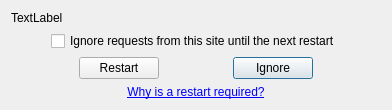
Old version of the form resources/browser_integration_user_switch_dialog.ui in the repository shotgunsoftware/tk-desktop.
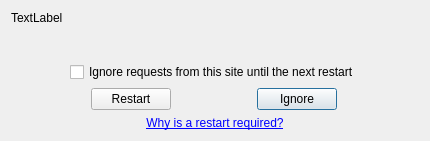
New version of the form.

Commit message: updated why restart is required URL

```diff
--- a/resources/browser_integration_user_switch_dialog.ui
+++ b/resources/browser_integration_user_switch_dialog.ui
@@ -2,6 +2,14 @@
 <ui version="4.0">
  <class>BrowserIntegrationUserSwitchDialog</class>
  <widget class="QDialog" name="BrowserIntegrationUserSwitchDialog">
+  <property name="geometry">
+   <rect>
+    <x>0</x>
+    <y>0</y>
+    <width>430</width>
+    <height>141</height>
+   </rect>
+  </property>
   <property name="windowTitle">
    <string>Shotgun browser integration</string>
   </property>
@@ -102,7 +110,7 @@
    <item>
     <widget class="QLabel" name="label_2">
      <property name="text">
-      <string>&lt;a href=&quot;https://support.shotgunsoftware.com/hc/en-us/articles/219030858-Desktop-integration-from-the-browser&quot;&gt;Why is a restart required?&lt;/a&gt;</string>
+      <string>&lt;a href=&quot;https://support.shotgunsoftware.com/hc/en-us/articles/115000068574#The%20Browser%20Integration&quot;&gt;Why is a restart required?&lt;/a&gt;</string>
      </property>
      <property name="alignment">
       <set>Qt::AlignCenter</set>
```
The commit also changes 1 other file.
